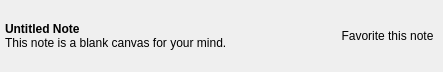
Open-App-Library/Vibrato-Notes-Desktop, file notelistitem.ui: the form before one commit.
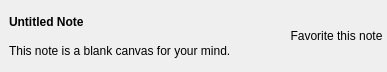
The form after the commit. Icons and pictures are not drawn.

The edit to the form file:
```diff
--- a/notelistitem.ui
+++ b/notelistitem.ui
@@ -6,13 +6,13 @@
    <rect>
     <x>0</x>
     <y>0</y>
-    <width>443</width>
+    <width>387</width>
     <height>72</height>
    </rect>
   </property>
   <property name="maximumSize">
    <size>
-    <width>16777215</width>
+    <width>1000</width>
     <height>100</height>
    </size>
   </property>
@@ -25,23 +25,24 @@
 }
 QToolButton {
   border-radius: 2; 
-}</string>
+}
+width: 100%;</string>
   </property>
   <layout class="QVBoxLayout" name="verticalLayout_2">
    <property name="spacing">
     <number>0</number>
    </property>
    <property name="leftMargin">
-    <number>5</number>
+    <number>0</number>
    </property>
    <property name="topMargin">
-    <number>5</number>
+    <number>0</number>
    </property>
    <property name="rightMargin">
-    <number>5</number>
+    <number>0</number>
    </property>
    <property name="bottomMargin">
-    <number>5</number>
+    <number>0</number>
    </property>
    <item>
     <layout class="QHBoxLayout" name="horizontalLayout">
@@ -49,12 +50,31 @@
       <number>0</number>
      </property>
      <item>
+      <widget class="QFrame" name="textFrame">
+       <property name="sizePolicy">
+        <sizepolicy hsizetype="Ignored" vsizetype="Expanding">
+         <horstretch>0</horstretch>
+         <verstretch>0</verstretch>
+        </sizepolicy>
+       </property>
+       <property name="maximumSize">
+        <size>
+         <width>16777215</width>
+         <height>16777215</height>
+        </size>
+       </property>
       <layout class="QVBoxLayout" name="verticalLayout">
        <property name="spacing">
-        <number>0</number>
+         <number>3</number>
        </property>
        <item>
         <widget class="QLabel" name="titleLabel">
+          <property name="sizePolicy">
+           <sizepolicy hsizetype="Minimum" vsizetype="Minimum">
+            <horstretch>0</horstretch>
+            <verstretch>0</verstretch>
+           </sizepolicy>
+          </property>
          <property name="font">
           <font>
            <weight>75</weight>
@@ -64,19 +84,44 @@
          <property name="text">
           <string>Untitled Note</string>
          </property>
+          <property name="textFormat">
+           <enum>Qt::PlainText</enum>
+          </property>
+          <property name="scaledContents">
+           <bool>true</bool>
+          </property>
+          <property name="wordWrap">
+           <bool>false</bool>
+          </property>
         </widget>
        </item>
        <item>
         <widget class="QLabel" name="excerptLabel">
+          <property name="sizePolicy">
+           <sizepolicy hsizetype="Ignored" vsizetype="Maximum">
+            <horstretch>0</horstretch>
+            <verstretch>0</verstretch>
+           </sizepolicy>
+          </property>
+          <property name="minimumSize">
+           <size>
+            <width>200</width>
+            <height>0</height>
+           </size>
+          </property>
          <property name="text">
           <string>This note is a blank canvas for your mind.</string>
          </property>
+          <property name="textFormat">
+           <enum>Qt::PlainText</enum>
+          </property>
          <property name="wordWrap">
           <bool>true</bool>
          </property>
         </widget>
        </item>
       </layout>
+      </widget>
      </item>
      <item>
       <widget class="QToolButton" name="toolButton">
```
Lines whose indentation alone changed are shown as unchanged.
